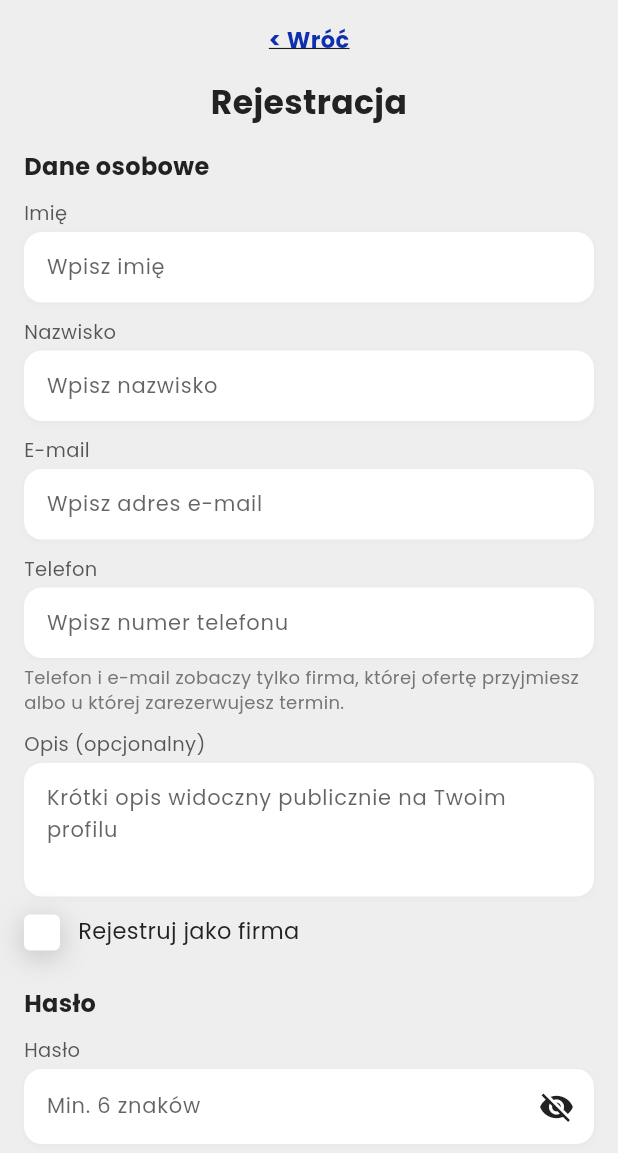
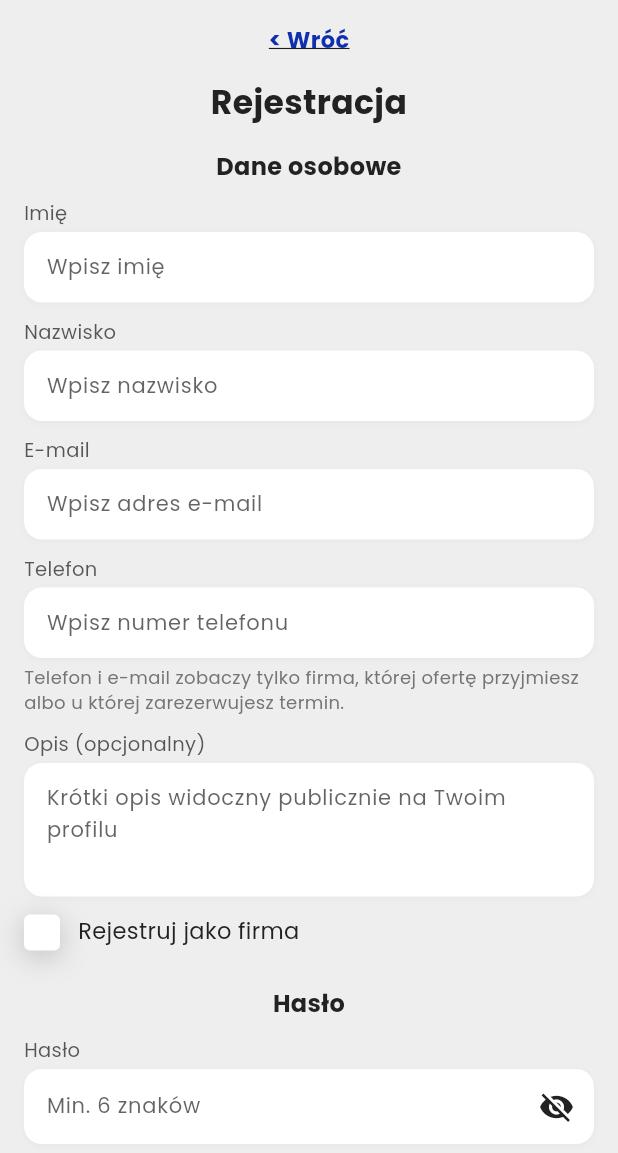
Before and after one commit to qubdud/qubdud, a Flutter app: the RegisterPage widget shown alone on an empty page, opened directly, on a phone screen of 412 x 824 dp, the part 83-1236 px from its top. Run offline on Flutter 3.47's test engine with Material 3 defaults, Android fonts, the phone set to English and light mode, and no system bars; our stand-ins replace app_links, bloc, cached_network_image, cloud_firestore, cloud_functions, connectivity_plus and 17 more; missing offline and left inert: firebase_app_check, nominatim_flutter, video_thumbnail; accounts and stored records are empty; network calls fail.

Commit message:
UI po scaleniu: przywrócone nagłówki, spójne tytuły sekcji rejestracji, bez dubla importu
- Widok zgłoszenia i Dodaj recenzję: wracają nagłówki „Widok zgłoszenia”
  i „DODAJ RECENZJĘ” (teksty bez zmian, rozmiar jak inne tytuły sekcji, 16)
- Rejestracja: tytuły sekcji tym samym WSmallestLabel co w pozostałych
  formularzach (wyśrodkowane, łączny odstęp do pola 12 bez zmian)
- Zgłoszenia firmy: filtry Nowe / W trakcie / Odrzucone w Wrap zamiast Row,
  żeby po szerszym marginesie nie przepełniały się na wąskim ekranie
- Profil użytkownika: liczby w kafelkach statystyk 20 -> 18 (skala czcionek)
- contact_request_button: usunięty zdublowany import constants.dart
  (ostrzeżenie duplicate_import po scaleniu qa/ui-requests i qa/ui-misc)

```diff
--- a/lib/feature_layer/auth_screen/pages/register/view/register_page.dart
+++ b/lib/feature_layer/auth_screen/pages/register/view/register_page.dart
@@ -14,6 +14,7 @@ import '../../../../../shared/widgets/w_checkbox.dart';
 import '../../../../../shared/widgets/w_dropdown.dart';
 import '../../../../../shared/widgets/w_input_field.dart';
 import '../../../../../shared/widgets/w_label.dart';
+import '../../../../../shared/widgets/w_smallest_label.dart';
 import '../../../../../shared/widgets/loading.dart';
 import '../../../../main_screen/pages/dodaj/view/dodaj_page.dart';
 import '../../../bloc/auth_bloc.dart';
@@ -69,8 +70,6 @@ class _RegisterPageState extends State<RegisterPage> {
   Timer? _debounce;
 
   final Map<String, List<String>> _categoryToSector = categories;
-
-  static const _sectionStyle = TextStyle(fontSize: 16, fontWeight: FontWeight.w700);
 
   @override
   void dispose() {
@@ -248,8 +247,8 @@ class _RegisterPageState extends State<RegisterPage> {
           Center(child: WLabel(text: 'Rejestracja')),
 
           // ──── DANE OSOBOWE ────────────────────────────────────
-          const Text('Dane osobowe', style: _sectionStyle),
-          const SizedBox(height: kGapM),
+          WSmallestLabel(text: 'Dane osobowe'),
+          const SizedBox(height: kGapXs),
           WInputField(controller: _name, label: 'Imię', errorText: _nameError,
               isPassword: false, hintText: 'Wpisz imię'),
           const SizedBox(height: kGapM),
@@ -300,8 +299,8 @@ class _RegisterPageState extends State<RegisterPage> {
           // ──── SEKCJA FIRMY ────────────────────────────────────
           if (_isCompany) ...[
             const SizedBox(height: kGapXl),
-            const Text('Dane firmy', style: _sectionStyle),
-            const SizedBox(height: kGapM),
+            WSmallestLabel(text: 'Dane firmy'),
+            const SizedBox(height: kGapXs),
             WInputField(controller: _nip, label: 'NIP', errorText: _nipError,
                 isPassword: false, hintText: 'Wpisz 10-cyfrowy NIP',
               //  keyboardType: TextInputType.number,
@@ -340,8 +339,8 @@ class _RegisterPageState extends State<RegisterPage> {
             ),
             const SizedBox(height: kGapXl),
 
-            const Text('Branża i lokalizacja działalności', style: _sectionStyle),
-            const SizedBox(height: kGapM),
+            WSmallestLabel(text: 'Branża i lokalizacja działalności'),
+            const SizedBox(height: kGapXs),
             WAnimatedDropdown(
               controller: _categoryCtrl,
               label: 'Wybierz kategorię',
@@ -431,8 +430,8 @@ class _RegisterPageState extends State<RegisterPage> {
 
           // ──── HASŁO ───────────────────────────────────────────
           const SizedBox(height: kGapXl),
-          const Text('Hasło', style: _sectionStyle),
-          const SizedBox(height: kGapM),
+          WSmallestLabel(text: 'Hasło'),
+          const SizedBox(height: kGapXs),
           WInputField(
             controller: _password,
             label: 'Hasło',
@@ -446,8 +445,8 @@ class _RegisterPageState extends State<RegisterPage> {
 
           // ──── ZGODY ───────────────────────────────────────────
           const SizedBox(height: kGapXl),
-          const Text('Zgody i oświadczenia', style: _sectionStyle),
-          const SizedBox(height: kGapM),
+          WSmallestLabel(text: 'Zgody i oświadczenia'),
+          const SizedBox(height: kGapXs),
           Row(
             crossAxisAlignment: CrossAxisAlignment.start,
             children: [
--- a/lib/feature_layer/main_screen/pages/dodaj_review/pages/selectror_page.dart
+++ b/lib/feature_layer/main_screen/pages/dodaj_review/pages/selectror_page.dart
@@ -2,6 +2,7 @@ import 'dart:io';
 
 import 'package:image_picker/image_picker.dart';
 import 'package:qb/shared/constants.dart';
+import 'package:qb/shared/widgets/w_smallest_label.dart';
 import 'package:flutter/material.dart';
 import 'package:flutter_bloc/flutter_bloc.dart';
 
@@ -46,6 +47,8 @@ class _ViewState extends State<View> {
         return
           Column(
           children: [
+            const SizedBox(height: kGapS),
+            WSmallestLabel(text: 'DODAJ RECENZJĘ'),
             WCard(
               margin: EdgeInsets.zero,
               padding: const EdgeInsets.all(kGapL),
--- a/lib/feature_layer/main_screen/pages/profil_user/view/profil_user_page.dart
+++ b/lib/feature_layer/main_screen/pages/profil_user/view/profil_user_page.dart
@@ -329,7 +329,7 @@ class _StatTile extends StatelessWidget {
           children: [
             Icon(icon, color: color, size: 24),
             const SizedBox(height: kGapXs),
-            Text(value, style: TextStyle(fontSize: 20, fontWeight: FontWeight.bold, color: color)),
+            Text(value, style: TextStyle(fontSize: 18, fontWeight: FontWeight.bold, color: color)),
             const SizedBox(height: kGapXs),
             Text(label, style: TextStyle(fontSize: 11, color: Colors.grey.shade600)),
           ],
--- a/lib/feature_layer/main_screen/pages/show_request/view/show_request_page.dart
+++ b/lib/feature_layer/main_screen/pages/show_request/view/show_request_page.dart
@@ -190,6 +190,7 @@ class _ViewState extends State<View> {
           padding: const EdgeInsets.all(16.0),
           child: Column(
             children: [
+          WSmallestLabel(text: 'Widok zgłoszenia'),
           if (Globals.instance.selectedRequest!.mediaType == 'image' &&
               Globals.instance.selectedRequest!.fileUrl.isNotEmpty)
             GestureDetector(
@@ -251,8 +252,7 @@ class _ViewState extends State<View> {
 
                 //VideoPlayerItem(videoUrl: Globals.instance.selectedRequest!.fileUrl),
 
-              if (Globals.instance.selectedRequest!.fileUrl.isNotEmpty)
-                const SizedBox(height: kGapXl),
+              const SizedBox(height: kGapXl),
               WSmallestLabel(text: 'Opis zgłoszenia'),
               Text(Globals.instance.selectedRequest!.description),
               if (Globals.instance.selectedRequest!.timing.isNotEmpty ||
--- a/lib/shared/widgets/contact_request_button.dart
+++ b/lib/shared/widgets/contact_request_button.dart
@@ -3,7 +3,6 @@ import 'anonim_gate.dart';
 import 'package:flutter_bloc/flutter_bloc.dart';
 
 import '../../domain_layer/firebase_service.dart';
-import '../constants.dart';
 import '../../feature_layer/main_screen/bloc/main_bloc.dart';
 import '../constants.dart';
 import '../functions/show_toast.dart';
```
Also changed, not shown: lib/feature_layer/main_screen/pages/start/widgets/start_tab_moi_klienci.dart (+4 -4 lines).
